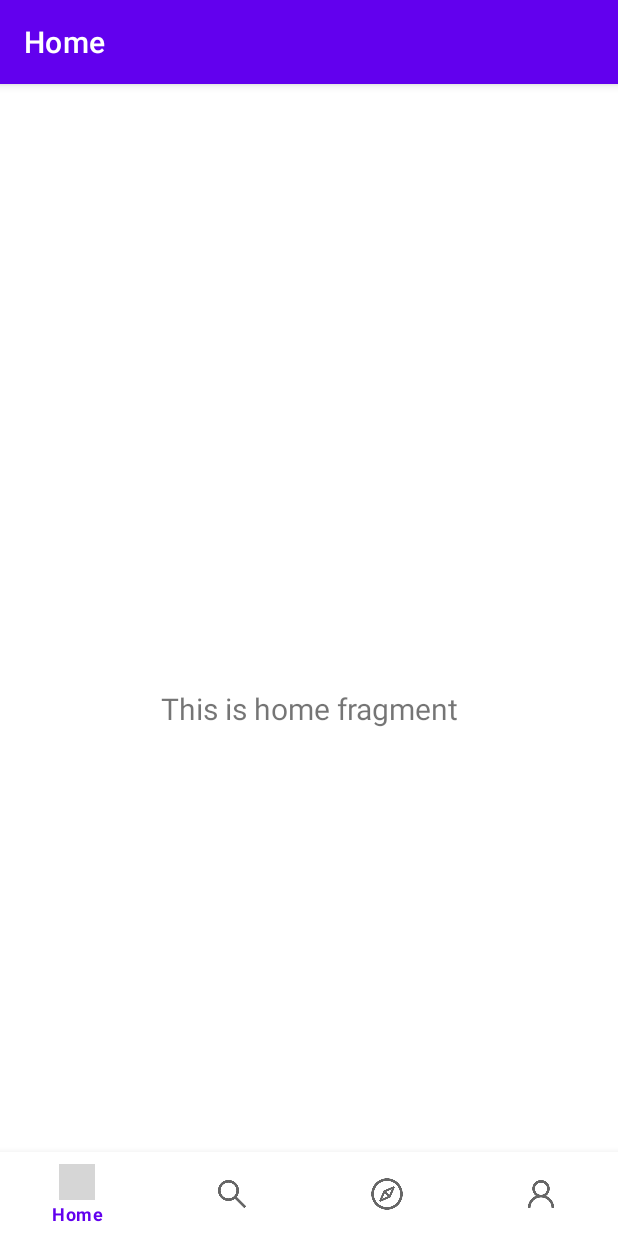
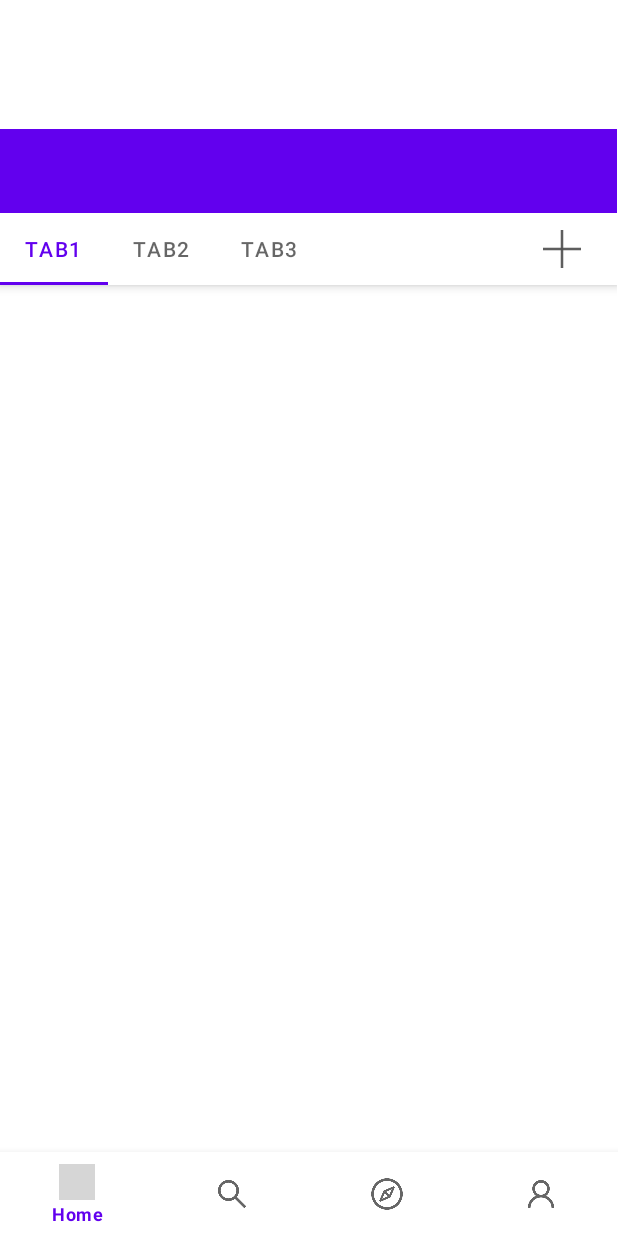
Before and after one commit to tianze-assignment/OpenEduAndroid, an Android app: the screen it shows after launch (MainActivity), on a phone screen of 412 x 824 dp. Run offline under Robolectric (Android 15) with nearby library versions, the phone set to English and light mode, and no system bars; our stand-ins replace navigation-ui; grey boxes are pictures that could not be loaded.

Commit message:
去除顶部应用栏，初步添加home页顶部分栏

```diff
--- a/app/src/main/java/com/wudaokou/easylearn/MainActivity.java
+++ b/app/src/main/java/com/wudaokou/easylearn/MainActivity.java
@@ -1,6 +1,8 @@
 package com.wudaokou.easylearn;
 
 import android.os.Bundle;
+import android.view.Window;
+import android.view.WindowManager;
 
 import com.google.android.material.bottomnavigation.BottomNavigationView;
 
@@ -20,8 +22,15 @@ public class MainActivity extends AppCompatActivity {
     protected void onCreate(Bundle savedInstanceState) {
         super.onCreate(savedInstanceState);
 
+        requestWindowFeature(Window.FEATURE_NO_TITLE);
+        this.getWindow().setFlags(WindowManager.LayoutParams.FLAG_FULLSCREEN, WindowManager.LayoutParams.FLAG_FULLSCREEN);
+        getSupportActionBar().hide();
+
         binding = ActivityMainBinding.inflate(getLayoutInflater());
         setContentView(binding.getRoot());
+
+        //去除标题栏
+//        this.getSupportActionBar().hide();
 
         BottomNavigationView navView = findViewById(R.id.nav_view);
         // Passing each menu ID as a set of Ids because each
--- a/app/src/main/java/com/wudaokou/easylearn/ui/home/HomeFragment.java
+++ b/app/src/main/java/com/wudaokou/easylearn/ui/home/HomeFragment.java
@@ -5,6 +5,7 @@ import android.view.LayoutInflater;
 import android.view.View;
 import android.view.ViewGroup;
 import android.widget.TextView;
+import android.widget.Toolbar;
 
 import androidx.annotation.NonNull;
 import androidx.annotation.Nullable;
@@ -28,13 +29,14 @@ public class HomeFragment extends Fragment {
         binding = FragmentHomeBinding.inflate(inflater, container, false);
         View root = binding.getRoot();
 
-        final TextView textView = binding.textHome;
-        homeViewModel.getText().observe(getViewLifecycleOwner(), new Observer<String>() {
-            @Override
-            public void onChanged(@Nullable String s) {
-                textView.setText(s);
-            }
-        });
+//        final TextView textView = binding.textHome;
+//        homeViewModel.getText().observe(getViewLifecycleOwner(), new Observer<String>() {
+//            @Override
+//            public void onChanged(@Nullable String s) {
+//                textView.setText(s);
+//            }
+//        });
+
         return root;
     }
 
--- a/app/src/main/res/layout/activity_main.xml
+++ b/app/src/main/res/layout/activity_main.xml
@@ -1,10 +1,10 @@
 <?xml version="1.0" encoding="utf-8"?>
 <androidx.constraintlayout.widget.ConstraintLayout xmlns:android="http://schemas.android.com/apk/res/android"
     xmlns:app="http://schemas.android.com/apk/res-auto"
+    xmlns:tools="http://schemas.android.com/tools"
     android:id="@+id/container"
     android:layout_width="match_parent"
-    android:layout_height="match_parent"
-    android:paddingTop="?attr/actionBarSize">
+    android:layout_height="match_parent">
 
     <com.google.android.material.bottomnavigation.BottomNavigationView
         android:id="@+id/nav_view"
@@ -21,13 +21,14 @@
     <fragment
         android:id="@+id/nav_host_fragment_activity_main"
         android:name="androidx.navigation.fragment.NavHostFragment"
-        android:layout_width="match_parent"
-        android:layout_height="match_parent"
+        android:layout_width="411dp"
+        android:layout_height="678dp"
+        android:layout_marginBottom="60dp"
         app:defaultNavHost="true"
-        app:layout_constraintBottom_toTopOf="@id/nav_view"
-        app:layout_constraintLeft_toLeftOf="parent"
-        app:layout_constraintRight_toRightOf="parent"
-        app:layout_constraintTop_toTopOf="parent"
+        app:layout_constraintBottom_toBottomOf="parent"
+        app:layout_constraintEnd_toEndOf="parent"
+        app:layout_constraintHorizontal_bias="0.0"
+        app:layout_constraintStart_toStartOf="parent"
         app:navGraph="@navigation/mobile_navigation" />
 
 </androidx.constraintlayout.widget.ConstraintLayout>
--- a/app/src/main/res/layout/fragment_home.xml
+++ b/app/src/main/res/layout/fragment_home.xml
@@ -1,22 +1,72 @@
 <?xml version="1.0" encoding="utf-8"?>
-<androidx.constraintlayout.widget.ConstraintLayout xmlns:android="http://schemas.android.com/apk/res/android"
+<androidx.coordinatorlayout.widget.CoordinatorLayout
+    xmlns:android="http://schemas.android.com/apk/res/android"
+    xmlns:tools="http://schemas.android.com/tools"
     xmlns:app="http://schemas.android.com/apk/res-auto"
-    xmlns:tools="http://schemas.android.com/tools"
+
     android:layout_width="match_parent"
     android:layout_height="match_parent"
     tools:context=".ui.home.HomeFragment">
 
-    <TextView
-        android:id="@+id/text_home"
+    <com.google.android.material.appbar.AppBarLayout
+        android:id="@+id/appbar"
+        android:layout_width="match_parent"
+        android:layout_height="wrap_content">
+
+        <androidx.appcompat.widget.Toolbar
+            android:id="@+id/toolbar"
+            android:layout_width="match_parent"
+            android:layout_height="wrap_content"
+            android:background="?attr/colorPrimary"
+            android:minHeight="?attr/actionBarSize"
+            android:theme="?attr/actionBarTheme" />
+
+        <LinearLayout
+            android:layout_width="match_parent"
+            android:layout_height="match_parent"
+            android:orientation="horizontal"
+            android:visibility="visible"
+            tools:visibility="visible">
+
+            <com.google.android.material.tabs.TabLayout
+                android:id="@+id/tabs"
+                android:layout_width="338dp"
+                android:layout_height="wrap_content"
+                android:visibility="visible"
+
+                app:layout_scrollFlags="scroll|enterAlways"
+                app:tabMode="scrollable">
+
+                <com.google.android.material.tabs.TabItem
+                    android:layout_width="wrap_content"
+                    android:layout_height="wrap_content"
+                    android:text="Tab1" />
+
+                <com.google.android.material.tabs.TabItem
+                    android:layout_width="wrap_content"
+                    android:layout_height="wrap_content"
+                    android:text="Tab2" />
+
+                <com.google.android.material.tabs.TabItem
+                    android:layout_width="wrap_content"
+                    android:layout_height="wrap_content"
+                    android:text="Tab3" />
+            </com.google.android.material.tabs.TabLayout>
+
+            <ImageButton
+                android:id="@+id/imageButton"
+                android:layout_width="match_parent"
+                android:layout_height="match_parent"
+                android:layout_weight="1"
+                android:background="@color/white"
+                android:src="@mipmap/add_channel_icon" />
+        </LinearLayout>
+
+    </com.google.android.material.appbar.AppBarLayout>
+
+    <androidx.viewpager2.widget.ViewPager2
         android:layout_width="match_parent"
         android:layout_height="wrap_content"
-        android:layout_marginStart="8dp"
-        android:layout_marginTop="8dp"
-        android:layout_marginEnd="8dp"
-        android:textAlignment="center"
-        android:textSize="20sp"
-        app:layout_constraintBottom_toBottomOf="parent"
-        app:layout_constraintEnd_toEndOf="parent"
-        app:layout_constraintStart_toStartOf="parent"
-        app:layout_constraintTop_toTopOf="parent" />
-</androidx.constraintlayout.widget.ConstraintLayout>
+        android:visibility="visible" />
+
+</androidx.coordinatorlayout.widget.CoordinatorLayout>
--- a/app/src/main/res/layout/fragment_search.xml
+++ b/app/src/main/res/layout/fragment_search.xml
@@ -6,7 +6,15 @@ android:layout_width="match_parent"
 android:layout_height="match_parent"
 tools:context=".ui.search.SearchFragment">
 
-<TextView
+    <androidx.appcompat.widget.Toolbar
+        android:id="@+id/toolbar2"
+        android:layout_width="match_parent"
+        android:layout_height="wrap_content"
+        android:background="?attr/colorPrimary"
+        android:minHeight="?attr/actionBarSize"
+        android:theme="?attr/actionBarTheme" />
+
+    <TextView
     android:id="@+id/text_search"
     android:layout_width="match_parent"
     android:layout_height="wrap_content"
@@ -20,4 +28,5 @@ tools:context=".ui.search.SearchFragment">
     app:layout_constraintStart_toStartOf="parent"
     app:layout_constraintTop_toTopOf="parent"
     android:gravity="center_horizontal" />
+
 </androidx.constraintlayout.widget.ConstraintLayout>
--- a/app/src/main/res/layout/fragment_train.xml
+++ b/app/src/main/res/layout/fragment_train.xml
@@ -5,6 +5,15 @@
     android:layout_width="match_parent"
     android:layout_height="match_parent"
     tools:context=".ui.train.TrainFragment">
+
+
+    <androidx.appcompat.widget.Toolbar
+        android:id="@+id/toolbar3"
+        android:layout_width="match_parent"
+        android:layout_height="wrap_content"
+        android:background="?attr/colorPrimary"
+        android:minHeight="?attr/actionBarSize"
+        android:theme="?attr/actionBarTheme" />
 
     <TextView
         android:id="@+id/text_train"
--- a/app/src/main/res/layout/fragment_user.xml
+++ b/app/src/main/res/layout/fragment_user.xml
@@ -5,6 +5,18 @@
     android:layout_width="match_parent"
     android:layout_height="match_parent"
     tools:context=".ui.user.UserFragment">
+
+    <androidx.appcompat.widget.Toolbar
+        android:id="@+id/toolbar4"
+        android:layout_width="match_parent"
+        android:layout_height="wrap_content"
+        android:background="?attr/colorPrimary"
+        android:minHeight="?attr/actionBarSize"
+        android:theme="?attr/actionBarTheme"
+        app:layout_constraintEnd_toEndOf="parent"
+        app:layout_constraintHorizontal_bias="0.0"
+        app:layout_constraintStart_toStartOf="parent"
+        tools:layout_editor_absoluteY="0dp" />
 
     <TextView
         android:id="@+id/text_user"
```
Also changed, not shown: app/src/main/res/drawable/add.png (added), app/src/main/res/mipmap-xhdpi/add_channel_icon.png (added).
